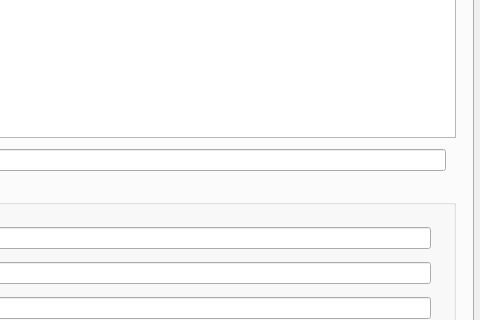
Qt form gui/bbss_tabbed_gui.ui (wichmann/bbss) before a commit; both pictures show x 177 to 657 and y 240 to 560 of the 657 by 789 pixel window.
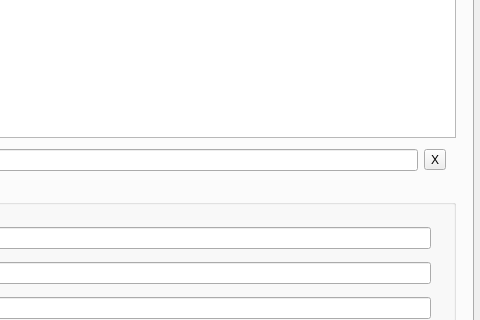
The same form after that commit.

Commit message: Adjusted font size and added clear button for search field.

```diff
--- a/gui/bbss_tabbed_gui.ui
+++ b/gui/bbss_tabbed_gui.ui
@@ -359,6 +359,13 @@
          <item>
           <widget class="QLineEdit" name="search_student_text"/>
          </item>
+         <item>
+          <widget class="QToolButton" name="clear_search_field_button">
+           <property name="text">
+            <string>X</string>
+           </property>
+          </widget>
+         </item>
         </layout>
        </item>
       </layout>
```
Left out of the diff: 12 changed lines with no effect on the pictures. The commit also changes 2 other files.
